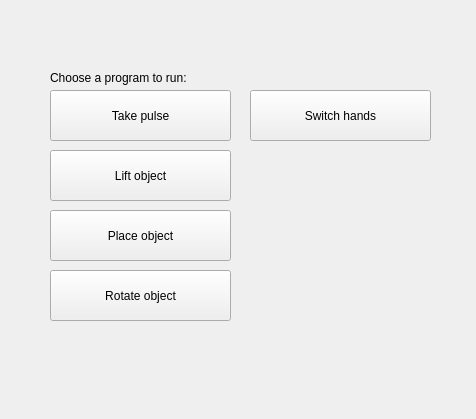
Old version of the form rqt_pr2_hand_syntouch_sensor_interface/resource/programlist.ui in the repository BigMacStorm/PR2_hapticSensorResearch.
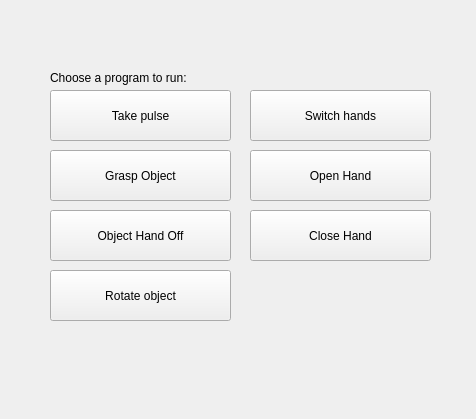
New version of the form.

Commit message: added socially aware grasp and hand off

```diff
--- a/rqt_pr2_hand_syntouch_sensor_interface/resource/programlist.ui
+++ b/rqt_pr2_hand_syntouch_sensor_interface/resource/programlist.ui
@@ -62,7 +62,7 @@
     </rect>
    </property>
    <property name="text">
-    <string>Place object</string>
+    <string>Object Hand Off</string>
    </property>
   </widget>
   <widget class="QPushButton" name="RotateObjectButton">
@@ -88,7 +88,33 @@
     </rect>
    </property>
    <property name="text">
-    <string>Lift object</string>
+    <string>Grasp Object</string>
+   </property>
+  </widget>
+  <widget class="QPushButton" name="OpenHandButton">
+   <property name="geometry">
+    <rect>
+     <x>250</x>
+     <y>150</y>
+     <width>181</width>
+     <height>51</height>
+    </rect>
+   </property>
+   <property name="text">
+    <string>Open Hand</string>
+   </property>
+  </widget>
+  <widget class="QPushButton" name="CloseHandButton">
+   <property name="geometry">
+    <rect>
+     <x>250</x>
+     <y>210</y>
+     <width>181</width>
+     <height>51</height>
+    </rect>
+   </property>
+   <property name="text">
+    <string>Close Hand</string>
    </property>
   </widget>
  </widget>
```
Left out of the diff: 4 changed lines with no effect on the pictures. The commit also changes 12 other files.
